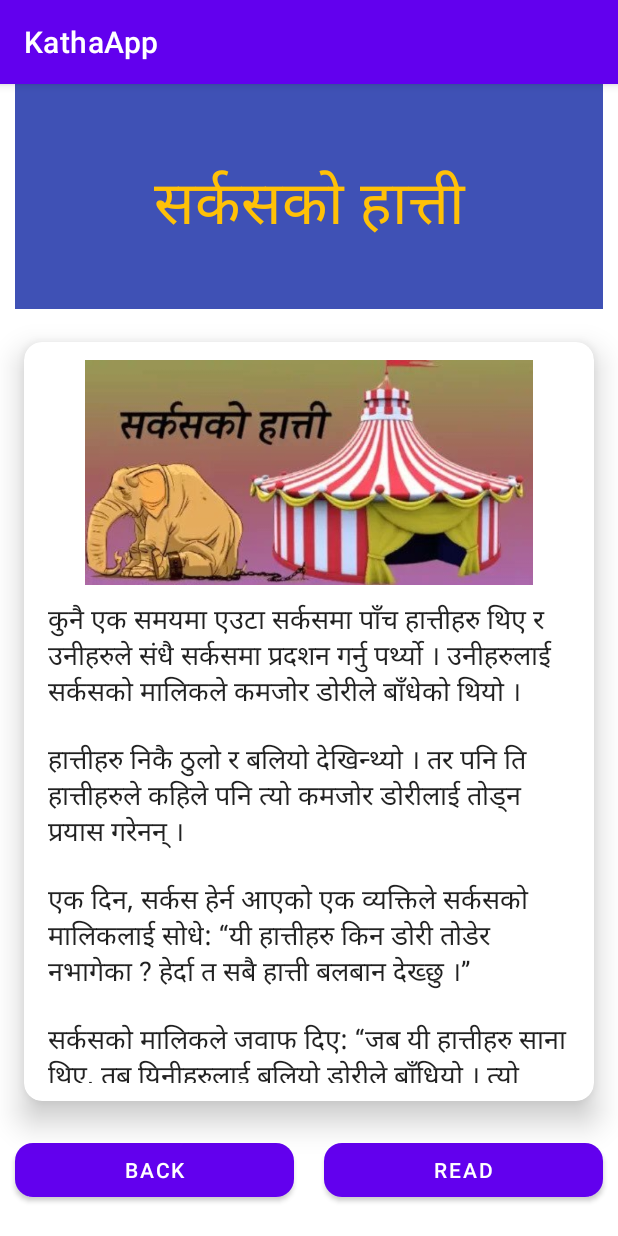
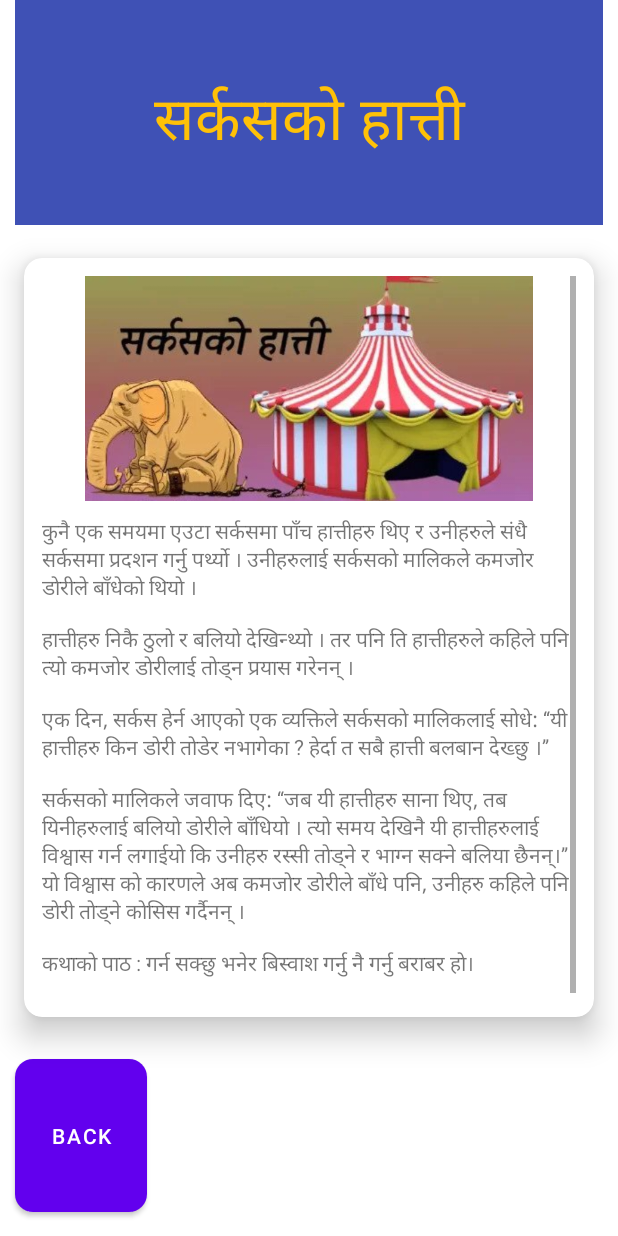
Before and after one commit to Suraj0910/Katha-Sansar, an Android app: the screen it shows after launch (ReadStory), after a tap on an icon or button, on a phone screen of 412 x 824 dp. Run offline under Robolectric (Android 15) with nearby library versions, the phone set to English and light mode, and no system bars.

Commit message:
Removed Top toolbar and made small design

```diff
--- a/app/src/main/res/layout/activity_read_story.xml
+++ b/app/src/main/res/layout/activity_read_story.xml
@@ -30,6 +30,10 @@
         app:cardUseCompatPadding="true"
         app:contentPadding="12dp">
 
+        <ScrollView
+            android:layout_width="match_parent"
+            android:layout_height="match_parent"
+            >
             <LinearLayout
                 android:layout_width="match_parent"
                 android:layout_height="600dp"
@@ -41,22 +45,21 @@
                     android:layout_height="150dp"
                     app:srcCompat="@drawable/elephant" />
 
-            <EditText
+                <TextView
                     android:id="@+id/txtStory"
                     android:layout_width="match_parent"
                     android:layout_height="wrap_content"
                     android:ems="10"
+                    android:layout_marginTop="10dp"
                     android:gravity="start|top"
                     android:inputType="textMultiLine"
                     android:overScrollMode="ifContentScrolls"
                     android:text="कुनै एक समयमा एउटा सर्कसमा पाँच हात्तीहरु थिए र उनीहरुले संधै सर्कसमा प्रदशन गर्नु पर्थ्यो । उनीहरुलाई सर्कसको मालिकले कमजोर डोरीले बाँधेको थियो ।  हात्तीहरु निकै ठुलो र बलियो देखिन्थ्यो । तर पनि ति हात्तीहरुले कहिले पनि त्यो कमजोर डोरीलाई तोड्न प्रयास गरेनन् ।  एक दिन, सर्कस हेर्न आएको एक व्यक्तिले सर्कसको मालिकलाई सोधे: “यी हात्तीहरु किन डोरी तोडेर नभागेका ? हेर्दा त सबै हात्ती बलबान देख्छु ।”  सर्कसको मालिकले जवाफ दिए: “जब यी हात्तीहरु साना थिए, तब यिनीहरुलाई बलियो डोरीले बाँधियो । त्यो समय देखिनै यी हात्तीहरुलाई विश्वास गर्न लगाईयो कि उनीहरु रस्सी तोड्ने र भाग्न सक्ने बलिया छैनन्।” यो विश्वास को कारणले अब कमजोर डोरीले बाँधे पनि, उनीहरु कहिले पनि डोरी तोड्ने कोसिस गर्दैनन् ।  कथाको पाठ : गर्न सक्छु भनेर बिस्वाश गर्नु नै गर्नु बराबर हो।" />
             </LinearLayout>
+        </ScrollView>
+
+
     </androidx.cardview.widget.CardView>
-
-    <LinearLayout
-        android:layout_width="match_parent"
-        android:layout_height="match_parent"
-        android:orientation="horizontal">
 
         <Button
             android:id="@+id/btnBack"
@@ -64,18 +67,10 @@
             android:layout_height="wrap_content"
             android:layout_marginLeft="10dp"
             android:layout_marginRight="10dp"
+            android:layout_marginBottom="10dp"
+            android:padding="4dp"
             android:layout_weight="1"
             android:text="back"
             app:cornerRadius="12dp" />
 
-        <Button
-            android:id="@+id/button2"
-            android:layout_width="wrap_content"
-            android:layout_height="wrap_content"
-            android:layout_marginLeft="10dp"
-            android:layout_marginRight="10dp"
-            android:layout_weight="1"
-            android:text="Read"
-            app:cornerRadius="12dp" />
     </LinearLayout>
-</LinearLayout>
--- a/app/src/main/res/values-night/themes.xml
+++ b/app/src/main/res/values-night/themes.xml
@@ -1,6 +1,6 @@
 <resources xmlns:tools="http://schemas.android.com/tools">
     <!-- Base application theme. -->
-    <style name="Theme.KathaApp" parent="Theme.MaterialComponents.DayNight.DarkActionBar">
+    <style name="Theme.KathaApp" parent="Theme.MaterialComponents.DayNight.NoActionBar">
         <!-- Primary brand color. -->
         <item name="colorPrimary">@color/purple_200</item>
         <item name="colorPrimaryVariant">@color/purple_700</item>
--- a/app/src/main/res/values/themes.xml
+++ b/app/src/main/res/values/themes.xml
@@ -1,6 +1,6 @@
 <resources xmlns:tools="http://schemas.android.com/tools">
     <!-- Base application theme. -->
-    <style name="Theme.KathaApp" parent="Theme.MaterialComponents.DayNight.DarkActionBar">
+    <style name="Theme.KathaApp" parent="Theme.MaterialComponents.DayNight.NoActionBar">
         <!-- Primary brand color. -->
         <item name="colorPrimary">@color/purple_500</item>
         <item name="colorPrimaryVariant">@color/purple_700</item>
```
Also changed, not shown: app/src/main/res/layout/activity_main.xml (+12 -12 lines). Lines whose indentation alone changed are shown as unchanged.
